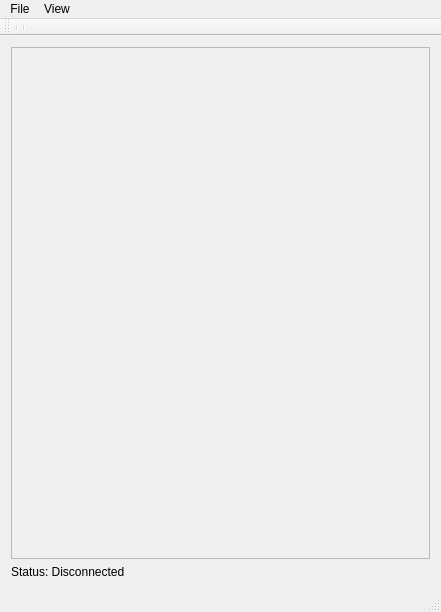
Before: the Qt Designer form QtMeteo/mainwindow.ui in grisu48/meteo, drawn with Qt 5.
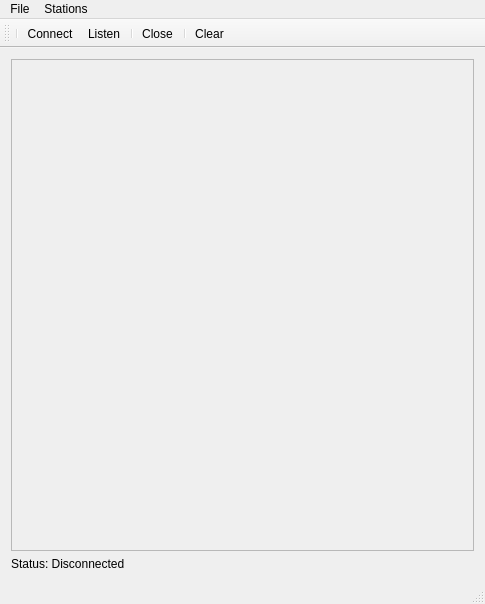
After: the same form once the commit is applied.

Patch:
```diff
--- a/QtMeteo/mainwindow.ui
+++ b/QtMeteo/mainwindow.ui
@@ -6,8 +6,8 @@
    <rect>
     <x>0</x>
     <y>0</y>
-    <width>441</width>
-    <height>612</height>
+    <width>485</width>
+    <height>604</height>
    </rect>
   </property>
   <property name="windowTitle">
@@ -25,8 +25,8 @@
         <rect>
          <x>0</x>
          <y>0</y>
-         <width>421</width>
-         <height>507</height>
+         <width>465</width>
+         <height>485</height>
         </rect>
        </property>
        <layout class="QGridLayout" name="gridLayout_2">
@@ -71,7 +71,7 @@
     <rect>
      <x>0</x>
      <y>0</y>
-     <width>441</width>
+     <width>485</width>
      <height>25</height>
     </rect>
    </property>
@@ -80,18 +80,19 @@
      <string>File</string>
     </property>
     <addaction name="actionConnect"/>
-    <addaction name="actionReconnect"/>
+    <addaction name="actionListen"/>
     <addaction name="actionClose"/>
     <addaction name="separator"/>
     <addaction name="actionQuit"/>
    </widget>
-   <widget class="QMenu" name="menuView">
+   <widget class="QMenu" name="menuStations">
     <property name="title">
-     <string>View</string>
+     <string>Stations</string>
     </property>
+    <addaction name="actionClear"/>
    </widget>
    <addaction name="menuFile"/>
-   <addaction name="menuView"/>
+   <addaction name="menuStations"/>
   </widget>
   <widget class="QToolBar" name="mainToolBar">
    <attribute name="toolBarArea">
@@ -101,7 +102,12 @@
     <bool>false</bool>
    </attribute>
    <addaction name="separator"/>
+   <addaction name="actionConnect"/>
+   <addaction name="actionListen"/>
    <addaction name="separator"/>
+   <addaction name="actionClose"/>
+   <addaction name="separator"/>
+   <addaction name="actionClear"/>
   </widget>
   <widget class="QStatusBar" name="statusBar"/>
   <action name="actionQuit">
@@ -134,9 +140,14 @@
     <string>Ctrl+W</string>
    </property>
   </action>
-  <action name="actionReconnect">
+  <action name="actionListen">
    <property name="text">
-    <string>Reconnect</string>
+    <string>Listen ...</string>
+   </property>
+  </action>
+  <action name="actionClear">
+   <property name="text">
+    <string>Clear</string>
    </property>
   </action>
  </widget>
```
